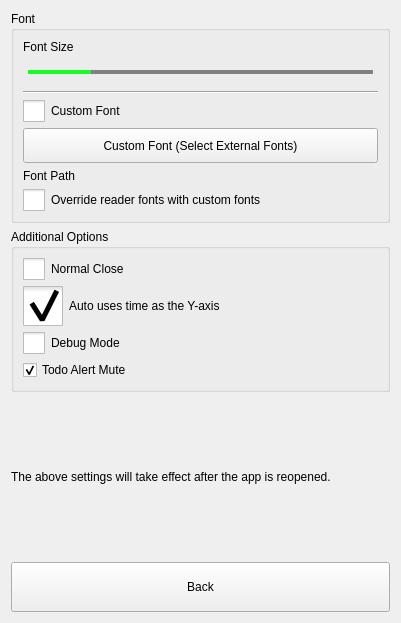
Above: src/dlgpreferences.ui from ic005k/Knot-Legacy before the change. Below: the same form after it.
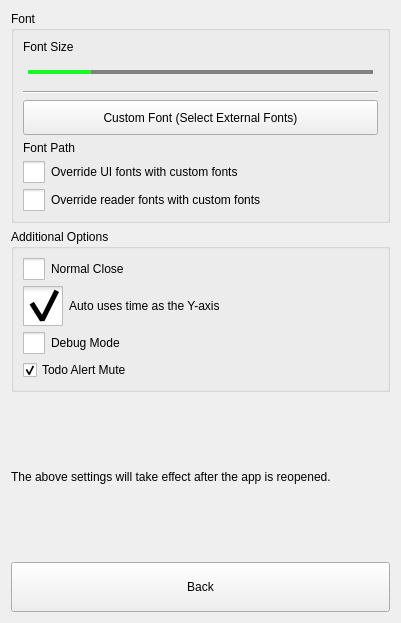
That is the form after the change. Icons and pictures are not drawn.

Commit message: Optimized font settings

Patch:
```diff
--- a/src/dlgpreferences.ui
+++ b/src/dlgpreferences.ui
@@ -91,23 +91,6 @@
         </property>
        </widget>
       </item>
-      <item>
-       <widget class="QCheckBox" name="chkCustomFont">
-        <property name="styleSheet">
-         <string notr="true">QCheckBox::indicator {
-    /* 选择框尺寸 */
-    width:22px;
-    height:22px;
-}</string>
-        </property>
-        <property name="text">
-         <string>Custom Font</string>
-        </property>
-        <property name="checked">
-         <bool>false</bool>
-        </property>
-       </widget>
-      </item>
       <item>
        <widget class="QToolButton" name="btnCustomFont">
         <property name="sizePolicy">
@@ -137,6 +120,23 @@
         </property>
        </widget>
       </item>
+      <item>
+       <widget class="QCheckBox" name="chkCustomFont">
+        <property name="styleSheet">
+         <string notr="true">QCheckBox::indicator {
+    /* 选择框尺寸 */
+    width:22px;
+    height:22px;
+}</string>
+        </property>
+        <property name="text">
+         <string>Override UI fonts with custom fonts</string>
+        </property>
+        <property name="checked">
+         <bool>false</bool>
+        </property>
+       </widget>
+      </item>
       <item>
        <widget class="QCheckBox" name="chkReaderFont">
         <property name="styleSheet">
```
The commit also changes 4 other files.
